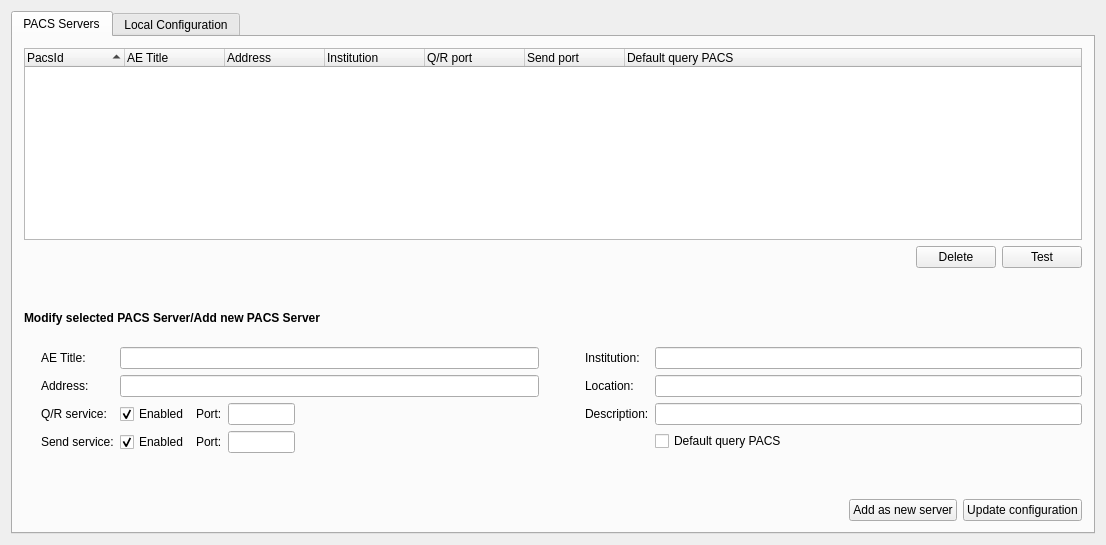
starviewer-medical/starviewer, file starviewer/src/inputoutput/qconfigurationscreenbase.ui: the form before one commit.
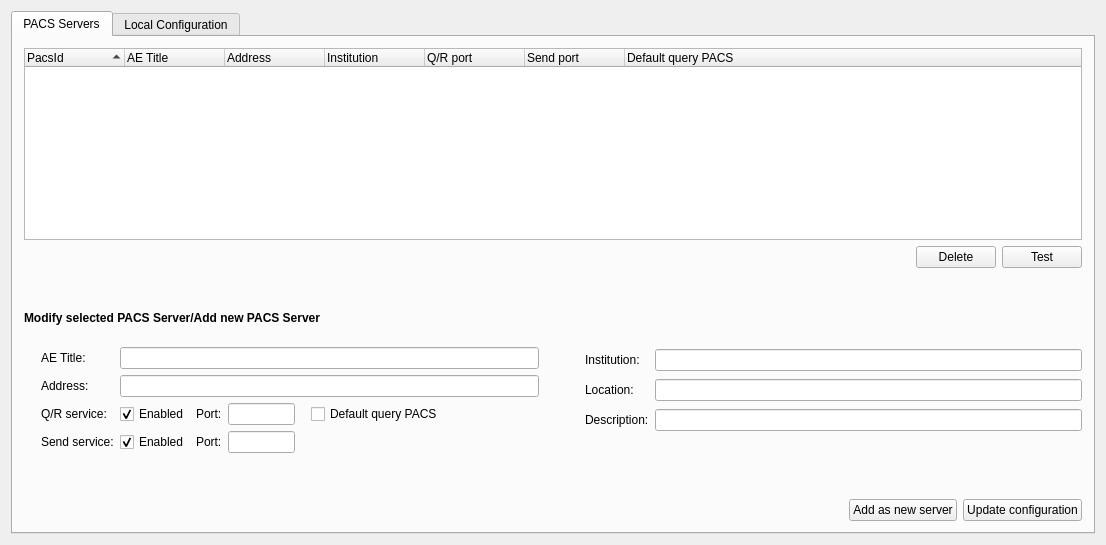
The form after the commit. Icons and pictures are not drawn.

Commit message:
ENH:Si ens indiquen que el pacs no té activat el Servei Q/R es desactiva el checkbox de "Default query PACS".
Es mou el checkbox de "Default query PACS" al costat del port del servei Q/R.

Diff of the .ui file:
```diff
--- a/starviewer/src/inputoutput/qconfigurationscreenbase.ui
+++ b/starviewer/src/inputoutput/qconfigurationscreenbase.ui
@@ -294,7 +294,7 @@
                </property>
               </widget>
              </item>
-             <item row="0" column="2">
+             <item row="0" column="4">
               <spacer name="horizontalSpacer_2">
                <property name="orientation">
                 <enum>Qt::Horizontal</enum>
@@ -324,7 +324,7 @@
                </property>
               </widget>
              </item>
-             <item row="1" column="2">
+             <item row="1" column="4">
               <spacer name="horizontalSpacer">
                <property name="orientation">
                 <enum>Qt::Horizontal</enum>
@@ -337,6 +337,29 @@
                </property>
               </spacer>
              </item>
+             <item row="0" column="3">
+              <widget class="QCheckBox" name="m_checkDefault">
+               <property name="text">
+                <string>Default query PACS</string>
+               </property>
+              </widget>
+             </item>
+             <item row="0" column="2">
+              <spacer name="horizontalSpacer_5">
+               <property name="orientation">
+                <enum>Qt::Horizontal</enum>
+               </property>
+               <property name="sizeType">
+                <enum>QSizePolicy::Fixed</enum>
+               </property>
+               <property name="sizeHint" stdset="0">
+                <size>
+                 <width>10</width>
+                 <height>20</height>
+                </size>
+               </property>
+              </spacer>
+             </item>
             </layout>
            </item>
            <item row="3" column="0">
@@ -423,11 +446,17 @@
             <widget class="QLineEdit" name="m_textDescription"/>
            </item>
            <item row="3" column="1">
-            <widget class="QCheckBox" name="m_checkDefault">
-             <property name="text">
-              <string>Default query PACS</string>
+            <spacer name="horizontalSpacer_4">
+             <property name="orientation">
+              <enum>Qt::Horizontal</enum>
              </property>
-            </widget>
+             <property name="sizeHint" stdset="0">
+              <size>
+               <width>40</width>
+               <height>20</height>
+              </size>
+             </property>
+            </spacer>
            </item>
           </layout>
          </item>
```
Left out of the diff: 2 changed lines with no effect on the pictures. The commit also changes 1 other file.
